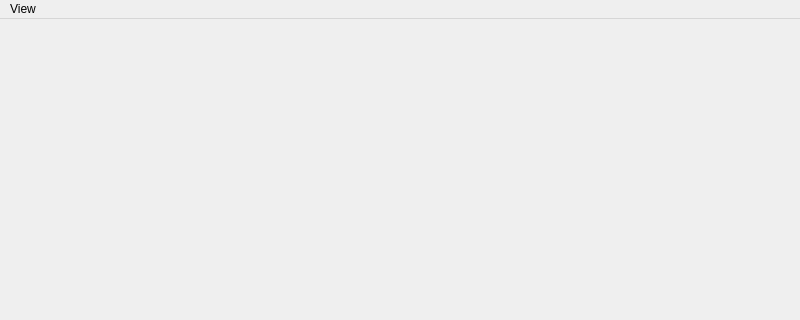
templait/atrade, file terminal/mainwindow.ui: the form before one commit; both pictures show x 0 to 800 and y 0 to 320 of the 800 by 600 pixel window.
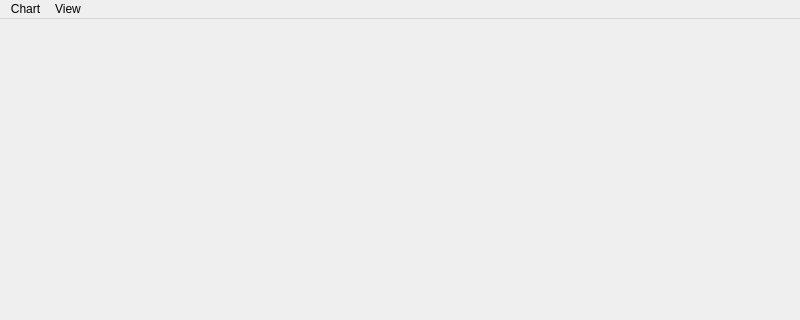
The form after the commit.

The edit to the form file:
```diff
--- a/terminal/mainwindow.ui
+++ b/terminal/mainwindow.ui
@@ -28,6 +28,13 @@
      <string>View</string>
     </property>
    </widget>
+   <widget class="QMenu" name="menuChart">
+    <property name="title">
+     <string>Chart</string>
+    </property>
+    <addaction name="actionCreate_chart"/>
+   </widget>
+   <addaction name="menuChart"/>
    <addaction name="menuView"/>
   </widget>
   <widget class="QStatusBar" name="statusbar"/>
```
Left out of the diff: 8 changed lines with no effect on the pictures.
